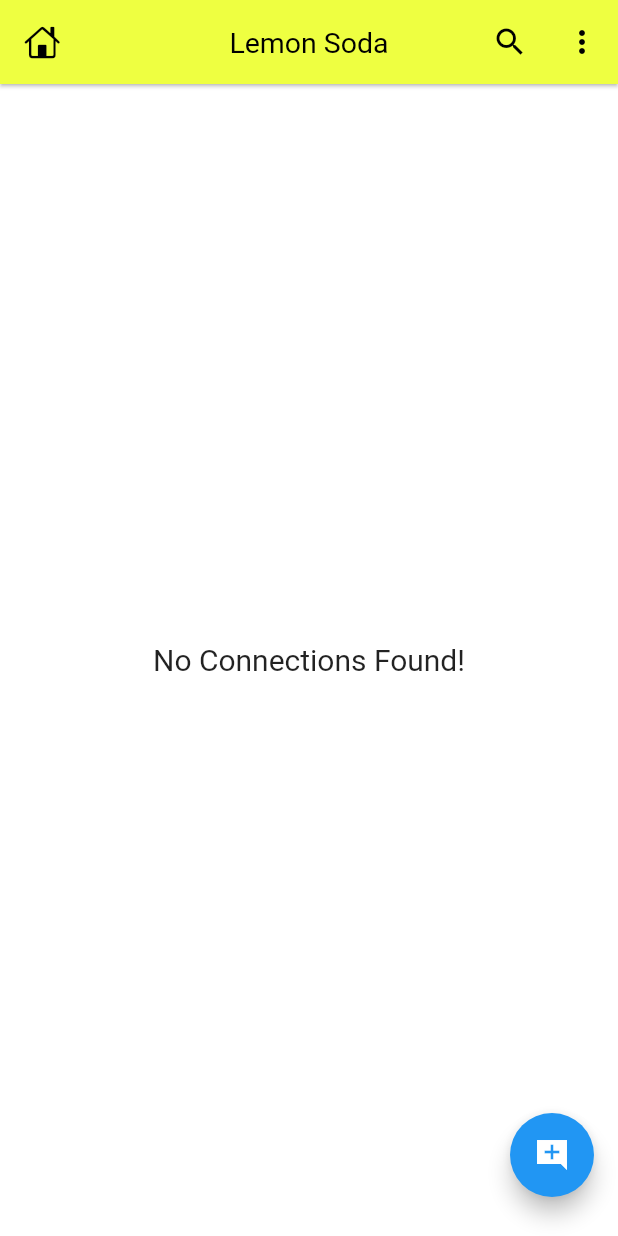
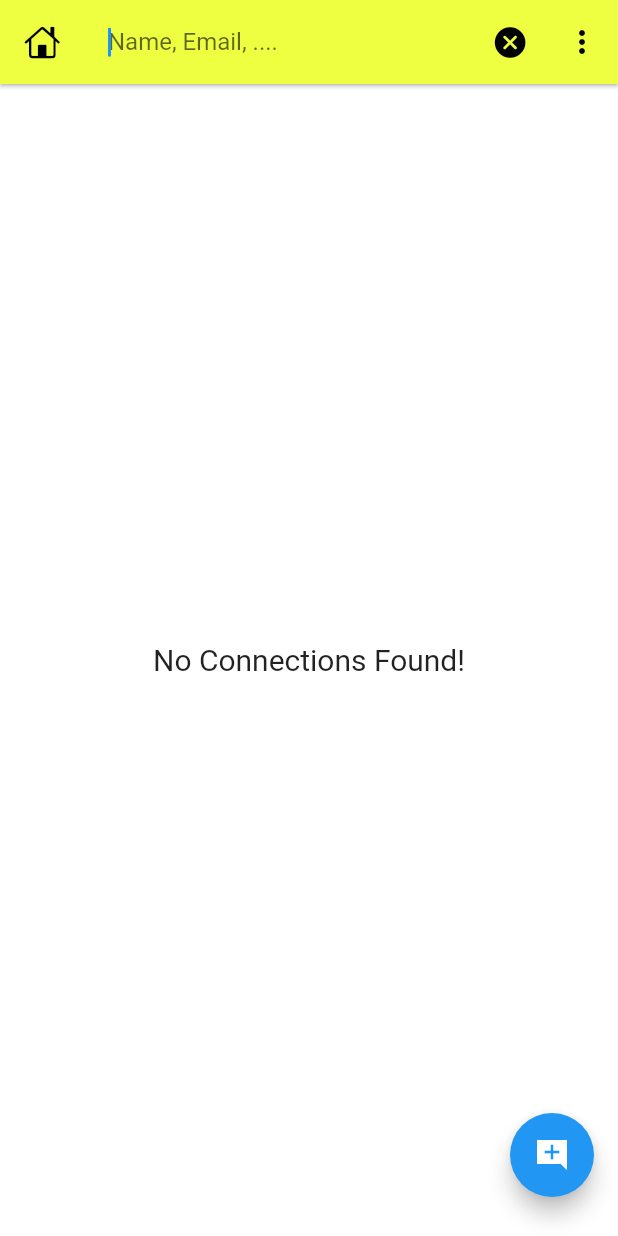
Before and after one commit to rafidrahman1/game_bros, a Flutter app: the HomeScreen screen opened directly, after a tap on the "search" icon, on a phone screen of 412 x 824 dp. Run offline on Flutter 3.47's test engine with Material 2 defaults, Android fonts, the light colour scheme and no system bars; our stand-ins replace cached_network_image, cloud_firestore, firebase_auth, firebase_core, fluttertoast, google_sign_in and 1 more; missing offline and left inert: dart:ffi; accounts and stored records are empty; network calls fail.

Commit message:
new chat screen

```diff
--- a/lib/api/apis.dart
+++ b/lib/api/apis.dart
@@ -3,19 +3,32 @@ import 'package:firebase_auth/firebase_auth.dart';
 import 'package:game_bros/model/chat_user.dart';
 
 class APIs {
+  //for authentication
   static FirebaseAuth auth = FirebaseAuth.instance;
-
+  //for accessing cloud firestore database
   static FirebaseFirestore firestore = FirebaseFirestore.instance;
-
+  //return current user
   static User get user => auth.currentUser!;
-
+  //for storing self information
+  static late ChatUser me;
   //for cheching if the user exists or not
   static Future<bool> userExists() async {
     return (await firestore.collection('users').doc(user.uid).get()).exists;
   }
 
+  //for getting current user info
+  static Future<void> getSelfInfo() async {
+    await firestore.collection('users').doc(user.uid).get().then((user) async {
+      if (user.exists) {
+        me = ChatUser.fromJson(user.data()!);
+      } else {
+        await createUser().then((value) => getSelfInfo());
+      }
+    });
+  }
+
   //creating new user
-  static Future<void> creteUser() async {
+  static Future<void> createUser() async {
     final time = DateTime.now().millisecondsSinceEpoch.toString();
 
     final chatUser = ChatUser(
@@ -32,4 +45,20 @@ class APIs {
         .doc(user.uid)
         .set(chatUser.toJson());
   }
+
+  //for getting all users from firestore database
+  static Stream<QuerySnapshot<Map<String, dynamic>>> getAllUsers() {
+    return APIs.firestore
+        .collection('users')
+        .where('id', isNotEqualTo: user.uid)
+        .snapshots();
+  }
+
+  //for updating user information
+  static Future<void> updateUserInfo() async {
+    await firestore.collection('users').doc(user.uid).update({
+      'name': me.name,
+      'about': me.about,
+    });
+  }
 }
--- a/lib/main.dart
+++ b/lib/main.dart
@@ -26,6 +26,7 @@ class MyApp extends StatelessWidget {
   Widget build(BuildContext context) {
     return MaterialApp(
         title: 'Khelboi',
+        debugShowCheckedModeBanner: false,
         theme: ThemeData(
             appBarTheme: const AppBarTheme(
           centerTitle: true,
--- a/lib/model/chat_user.dart
+++ b/lib/model/chat_user.dart
@@ -9,14 +9,14 @@ class ChatUser {
     required this.id,
     required this.about,
   });
-  late final String image;
-  late final String name;
-  late final String email;
-  late final bool isOnline;
-  late final String id;
-  late final String lastActive;
-  late final String pushToken;
-  late final String about;
+  late String image;
+  late String name;
+  late String email;
+  late bool isOnline;
+  late String id;
+  late String lastActive;
+  late String pushToken;
+  late String about;
 
   ChatUser.fromJson(Map<String, dynamic> json) {
     image = json['image'] ?? '';
--- a/lib/screens/auth/login_screeen.dart
+++ b/lib/screens/auth/login_screeen.dart
@@ -45,7 +45,7 @@ class _LoginScreenState extends State<LoginScreen>
           Navigator.pushReplacement(
               context, MaterialPageRoute(builder: (_) => const HomeScreen()));
         } else {
-          await APIs.creteUser().then((value) {
+          await APIs.createUser().then((value) {
             Navigator.pushReplacement(
                 context, MaterialPageRoute(builder: (_) => const HomeScreen()));
           });
--- a/lib/screens/home_screen.dart
+++ b/lib/screens/home_screen.dart
@@ -1,6 +1,3 @@
-import 'dart:convert';
-import 'dart:developer';
-
 import 'package:flutter/cupertino.dart';
 import 'package:flutter/material.dart';
 import 'package:game_bros/model/chat_user.dart';
@@ -19,25 +16,80 @@ class HomeScreen extends StatefulWidget {
 }
 
 class _HomeScreenState extends State<HomeScreen> {
-  List<ChatUser> list = [];
+  List<ChatUser> _list = [];
+  final List<ChatUser> _searchList = [];
+  bool _isSearching = false;
+
+  @override
+  void initState() {
+    super.initState();
+    APIs.getSelfInfo();
+  }
+
   @override
   Widget build(BuildContext context) {
-    return Scaffold(
+    return GestureDetector(
+      //hide keyboard when tap anywhere on screen
+      onTap: () => FocusScope.of(context).unfocus(),
+      child: WillPopScope(
+        //when search is on if user press back button it will not close application
+        onWillPop: () {
+          if (_isSearching) {
+            setState(() {
+              _isSearching = !_isSearching;
+            });
+            return Future.value(false);
+          } else {
+            return Future.value(true);
+          }
+        },
+        child: Scaffold(
           backgroundColor: Color.fromARGB(255, 255, 255, 255),
           appBar: AppBar(
             backgroundColor: Colors.limeAccent,
             leading: Icon(CupertinoIcons.home),
-        title: const Text('Lemon Soda'),
+            title: _isSearching
+                ? TextField(
+                    decoration: const InputDecoration(
+                        border: InputBorder.none,
+                        hintText: 'Name, Email, ....'),
+                    autofocus: true,
+                    // style: const TextStyle(fontSize: 17, letterSpacing: 0.5),
+                    //when search text changes them update searchlist
+                    onChanged: (val) {
+                      //search logic
+                      _searchList.clear();
+                      for (var i in _list) {
+                        if (i.name.toLowerCase().contains(val.toLowerCase()) ||
+                            i.email.toLowerCase().contains(val.toLowerCase())) {
+                          _searchList.add(i);
+                        }
+                      }
+                      setState(() {
+                        _searchList;
+                      });
+                    },
+                  )
+                : Text('Lemon Soda'),
             actions: [
               //Search Button
-          IconButton(onPressed: () {}, icon: const Icon(Icons.search)),
+              IconButton(
+                  onPressed: () {
+                    setState(() {
+                      _isSearching = !_isSearching;
+                    });
+                  },
+                  icon: Icon(_isSearching
+                      ? CupertinoIcons.clear_circled_solid
+                      : Icons.search)),
+
               //Burger
               IconButton(
                   onPressed: () {
                     Navigator.push(
                         context,
                         MaterialPageRoute(
-                        builder: (_) => ProfileScreen(user: list[0])));
+                            builder: (_) => ProfileScreen(user: APIs.me)));
                   },
                   icon: const Icon(Icons.more_vert))
             ],
@@ -50,13 +102,13 @@ class _HomeScreenState extends State<HomeScreen> {
                   // signout funciton
                   await APIs.auth.signOut();
                   await GoogleSignIn().signOut();
-              Navigator.pushReplacement(
-                  context, MaterialPageRoute(builder: (_) => LoginScreen()));
+                  Navigator.pushReplacement(context,
+                      MaterialPageRoute(builder: (_) => LoginScreen()));
                 },
                 child: const Icon(Icons.add_comment_sharp)),
           ),
           body: StreamBuilder(
-        stream: APIs.firestore.collection('users').snapshots(),
+            stream: APIs.getAllUsers(),
             builder: (context, snapshot) {
               switch (snapshot.connectionState) {
                 //if data is loading
@@ -67,16 +119,21 @@ class _HomeScreenState extends State<HomeScreen> {
                 case ConnectionState.active:
                 case ConnectionState.done:
                   final data = snapshot.data?.docs;
-              list =
-                  data?.map((e) => ChatUser.fromJson(e.data())).toList() ?? [];
+                  _list =
+                      data?.map((e) => ChatUser.fromJson(e.data())).toList() ??
+                          [];
 
-              if (list.isNotEmpty) {
+                  if (_list.isNotEmpty) {
                     return ListView.builder(
-                    itemCount: list.length,
+                        itemCount:
+                            _isSearching ? _searchList.length : _list.length,
                         padding: EdgeInsets.only(top: mq.height * .01),
                         physics: const BouncingScrollPhysics(),
                         itemBuilder: (contex, index) {
-                      return ChatUserCard(user: list[index]);
+                          return ChatUserCard(
+                              user: _isSearching
+                                  ? _searchList[index]
+                                  : _list[index]);
                           // return Text('Name: ${list[index]}');
                         });
                   } else {
@@ -87,6 +144,8 @@ class _HomeScreenState extends State<HomeScreen> {
               }
             },
           ),
+        ),
+      ),
     );
   }
 }
--- a/lib/screens/splash_screen.dart
+++ b/lib/screens/splash_screen.dart
@@ -19,8 +19,9 @@ class _SplashScreenState extends State<SplashScreen> {
     Future.delayed(const Duration(milliseconds: 1500), () {
       //exit full-screen
       SystemChrome.setEnabledSystemUIMode(SystemUiMode.edgeToEdge);
-      SystemChrome.setSystemUIOverlayStyle(
-          const SystemUiOverlayStyle(statusBarColor: Colors.transparent));
+      SystemChrome.setSystemUIOverlayStyle(const SystemUiOverlayStyle(
+          systemNavigationBarColor: Colors.transparent,
+          statusBarColor: Colors.white));
       if (APIs.auth.currentUser != null) {
         //navigate to homescreen
         Navigator.pushReplacement(
--- a/pubspec.yaml
+++ b/pubspec.yaml
@@ -27,6 +27,9 @@ dependencies:
   cloud_firestore: ^4.9.1
   #for showing network images
   cached_network_image: ^3.2.3
+  #for flutter toast msg
+  fluttertoast: ^8.2.2
+  image_picker: ^1.0.4
 
 dev_dependencies:
   flutter_test:
```
Also changed, not shown: lib/screens/chat_screen.dart (added, +181 -0 lines), lib/screens/profile_screen.dart (+40 -9 lines), lib/widgets/chat_user_card.dart (+13 -2 lines), pubspec.lock, 5 other files. Lines whose indentation alone changed are shown as unchanged.
